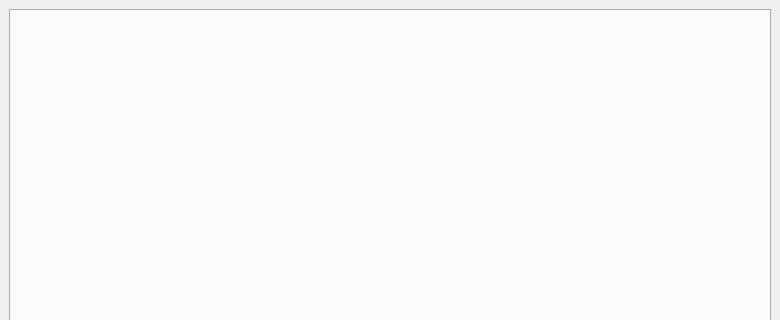
First picture: the form in simon/src/simonview.ui, repository KDE/simon, before the edit; both pictures show x 0 to 780 and y 0 to 320 of the 780 by 550 pixel window.
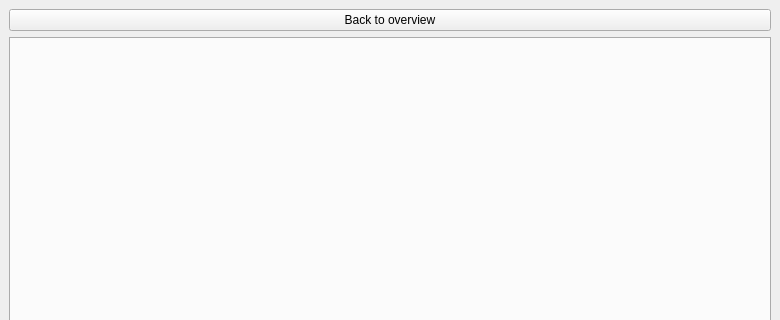
Second picture: the form after the edit. Custom widgets are drawn as their Qt base class.

Commit message: Hiding scenario edit screens while in overview

What changed in the file:
```diff
--- a/simon/src/simonview.ui
+++ b/simon/src/simonview.ui
@@ -33,6 +33,13 @@
   </property>
   <widget class="QWidget" name="centralwidget">
    <layout class="QVBoxLayout">
+    <item>
+     <widget class="KPushButton" name="pbBackToOverview">
+      <property name="text">
+       <string>Back to overview</string>
+      </property>
+     </widget>
+    </item>
     <item>
      <widget class="InlineWidgetView" name="inlineView">
       <property name="tabPosition">
@@ -53,6 +60,11 @@
   </widget>
  </widget>
  <customwidgets>
+  <customwidget>
+   <class>KPushButton</class>
+   <extends>QPushButton</extends>
+   <header>kpushbutton.h</header>
+  </customwidget>
   <customwidget>
    <class>KTabWidget</class>
    <extends>QTabWidget</extends>
```
The commit also changes 7 other files.
